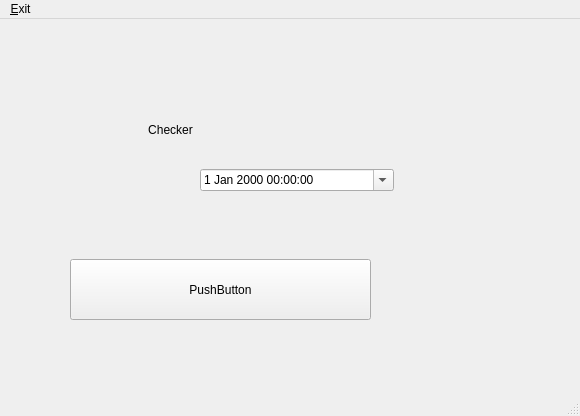
The window that main.ui (susilnath/reminder_app) describes before a commit, drawn with Qt 5.
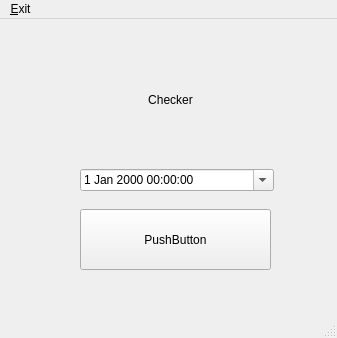
The same window after the commit.

Commit message: beautfication and button handle linking in a usable format

Diff of the .ui file:
```diff
--- a/main.ui
+++ b/main.ui
@@ -6,8 +6,8 @@
    <rect>
     <x>0</x>
     <y>0</y>
-    <width>580</width>
-    <height>416</height>
+    <width>337</width>
+    <height>338</height>
    </rect>
   </property>
   <property name="windowTitle">
@@ -20,9 +20,9 @@
    <widget class="QPushButton" name="Add_reminder">
     <property name="geometry">
      <rect>
-      <x>70</x>
-      <y>240</y>
-      <width>301</width>
+      <x>80</x>
+      <y>190</y>
+      <width>191</width>
       <height>61</height>
      </rect>
     </property>
@@ -34,7 +34,7 @@
     <property name="geometry">
      <rect>
       <x>70</x>
-      <y>70</y>
+      <y>40</y>
       <width>201</width>
       <height>81</height>
      </rect>
@@ -49,7 +49,7 @@
    <widget class="QDateTimeEdit" name="datetime">
     <property name="geometry">
      <rect>
-      <x>200</x>
+      <x>80</x>
       <y>150</y>
       <width>194</width>
       <height>22</height>
@@ -65,7 +65,7 @@
     <rect>
      <x>0</x>
      <y>0</y>
-     <width>580</width>
+     <width>337</width>
      <height>24</height>
     </rect>
    </property>
```
Left out of the diff: 2 changed lines with no effect on the pictures. The commit also changes 2 other files.
